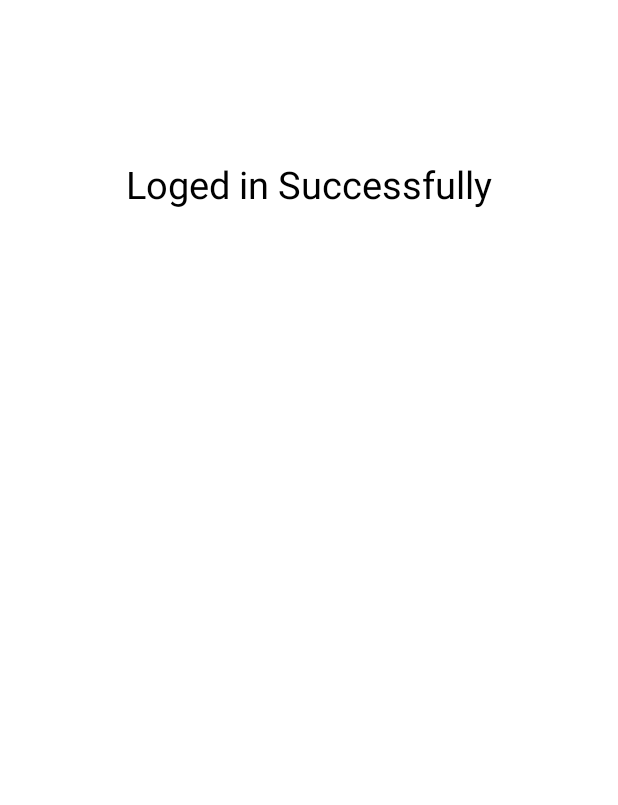
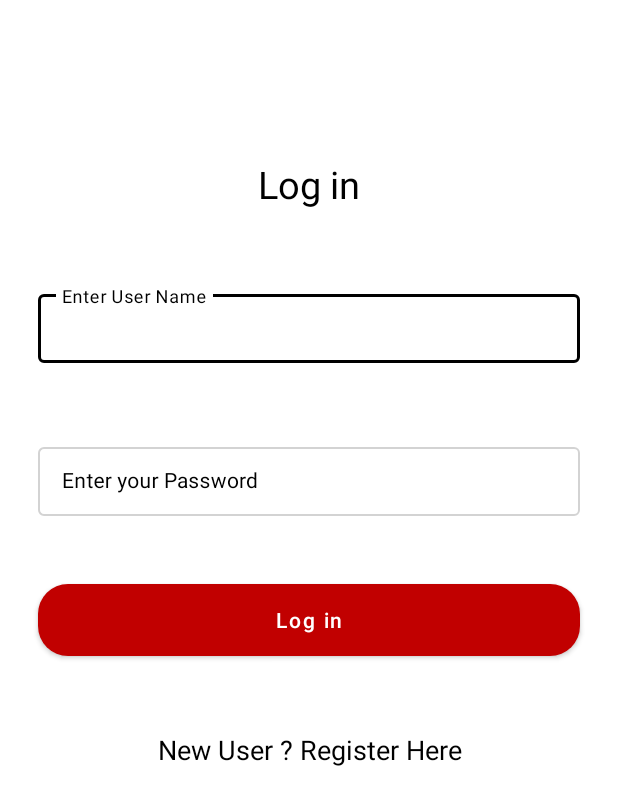
Before and after one commit to SohanCSERU/FirebaseCreateUser, an Android app: the LoginActivity screen opened directly, with no data from a screen before it, on a phone screen of 412 x 824 dp. Shown: the top 805 px of the screen. Run offline under Robolectric (Android 15) with nearby library versions, the phone set to English and light mode, and no system bars.

Commit message:
Created a new branch and added Login

```diff
--- a/app/src/main/java/com/example/firebasecreateuser/MainActivity.java
+++ b/app/src/main/java/com/example/firebasecreateuser/MainActivity.java
@@ -43,7 +43,7 @@ public class MainActivity extends AppCompatActivity{
 
         loadingPB = (ProgressBar) findViewById(R.id.idPBLoading);
 
-
+        mAuth = FirebaseAuth.getInstance();
 
         loginBtn.setOnClickListener(new View.OnClickListener() {
             @Override
@@ -74,7 +74,7 @@ public class MainActivity extends AppCompatActivity{
                     public void onComplete(@NonNull Task<AuthResult> task) {
                         if(task.isSuccessful()){
                             //redirecte to user profile
-                            startActivity(new Intent(MainActivity.this,ProfileActivity.class));
+                            startActivity(new Intent(MainActivity.this,RegistrationActivity.class));
                         }
                         else{
                             Toast.makeText(MainActivity.this,"Failed to login!",Toast.LENGTH_LONG).show();
--- a/app/src/main/res/layout/activity_login.xml
+++ b/app/src/main/res/layout/activity_login.xml
@@ -10,7 +10,7 @@
 
     <TextView
         android:id="@+id/login_user"
-        android:text="Loged in Successfully"
+        android:text="Log in"
         android:layout_width="match_parent"
         android:layout_height="wrap_content"
         android:layout_marginStart="20dp"
@@ -20,6 +20,103 @@
         android:textSize="25dp"
         android:gravity="center"
         android:textColor="@color/title_color"
+        >
+
+    </TextView>
+
+    <!--edit text for user name-->
+    <com.google.android.material.textfield.TextInputLayout
+        android:id="@+id/idTILUserName"
+        style="@style/LoginTextInputLayoutStyle"
+        android:layout_width="match_parent"
+        android:layout_below="@+id/login_user"
+        android:layout_height="wrap_content"
+        android:layout_marginStart="20dp"
+        android:layout_marginTop="40dp"
+        android:layout_marginEnd="20dp"
+        android:hint="Enter User Name"
+        android:padding="5dp"
+        android:textColorHint="@color/text_color"
+        app:hintTextColor="@color/text_color">
+
+        <com.google.android.material.textfield.TextInputEditText
+            android:id="@+id/idEdtUserName"
+            android:layout_width="match_parent"
+            android:layout_height="match_parent"
+            android:ems="10"
+            android:importantForAutofill="no"
+            android:inputType="textEmailAddress"
+            android:textColor="@color/text_color"
+            android:textColorHint="@color/text_color"
+            android:textSize="14sp" />
+    </com.google.android.material.textfield.TextInputLayout>
+
+    <!--edit text for password-->
+    <com.google.android.material.textfield.TextInputLayout
+        android:id="@+id/idTILPassword"
+        style="@style/LoginTextInputLayoutStyle"
+        android:layout_width="match_parent"
+        android:layout_height="wrap_content"
+        android:layout_below="@id/idTILUserName"
+        android:layout_marginStart="20dp"
+        android:layout_marginTop="40dp"
+        android:layout_marginEnd="20dp"
+        android:hint="Enter your Password"
+        android:padding="5dp"
+        android:textColorHint="@color/text_color"
+        app:hintTextColor="@color/text_color">
+
+        <com.google.android.material.textfield.TextInputEditText
+            android:id="@+id/idEdtPassword"
+            android:layout_width="match_parent"
+            android:layout_height="match_parent"
+            android:ems="10"
+            android:importantForAutofill="no"
+            android:inputType="textPassword"
+            android:textColor="@color/text_color"
+            android:textColorHint="@color/text_color"
+            android:textSize="14sp" />
+    </com.google.android.material.textfield.TextInputLayout>
+
+    <!--button for login-->
+    <Button
+        android:id="@+id/idBtnLogin"
+        android:layout_width="match_parent"
+        android:layout_height="wrap_content"
+        android:layout_below="@id/idTILPassword"
+        android:layout_marginStart="25dp"
+        android:layout_marginTop="40dp"
+        android:layout_marginEnd="25dp"
+        android:background="@drawable/custom_button_back"
+        android:text="Log in"
+        android:textAllCaps="false"
         />
 
+    <!--text view for creating a new account-->
+    <TextView
+        android:id="@+id/idTVNewUser"
+        android:layout_width="match_parent"
+        android:layout_height="wrap_content"
+        android:layout_below="@id/idBtnLogin"
+        android:layout_marginTop="40dp"
+        android:gravity="center"
+        android:padding="10dp"
+        android:text="New User ? Register Here"
+        android:textAlignment="center"
+        android:textAllCaps="false"
+        android:textColor="@color/text_color"
+        android:textSize="18sp" />
+
+    <!--progress-bar for loading indicator-->
+    <ProgressBar
+        android:id="@+id/idPBLoading"
+        android:layout_width="wrap_content"
+        android:layout_height="wrap_content"
+        android:layout_below="@id/idTVNewUser"
+        android:layout_centerHorizontal="true"
+        android:layout_marginTop="10dp"
+        android:indeterminate="true"
+        android:indeterminateDrawable="@drawable/progress_back"
+        android:visibility="gone" />
+
 </RelativeLayout>
--- a/app/src/main/res/layout/activity_profile.xml
+++ b/app/src/main/res/layout/activity_profile.xml
@@ -6,4 +6,14 @@
     android:layout_height="match_parent"
     tools:context=".ProfileActivity">
 
+    <ImageView
+        android:id="@+id/imageView"
+        android:layout_width="wrap_content"
+        android:layout_height="wrap_content"
+        app:srcCompat="@drawable/blood_donation"
+        tools:layout_editor_absoluteX="0dp"
+        tools:layout_editor_absoluteY="0dp"
+        tools:ignore="MissingConstraints" />
+
+
 </androidx.constraintlayout.widget.ConstraintLayout>
```
Also changed, not shown: app/src/main/res/drawable/blood_donation.png (added).
